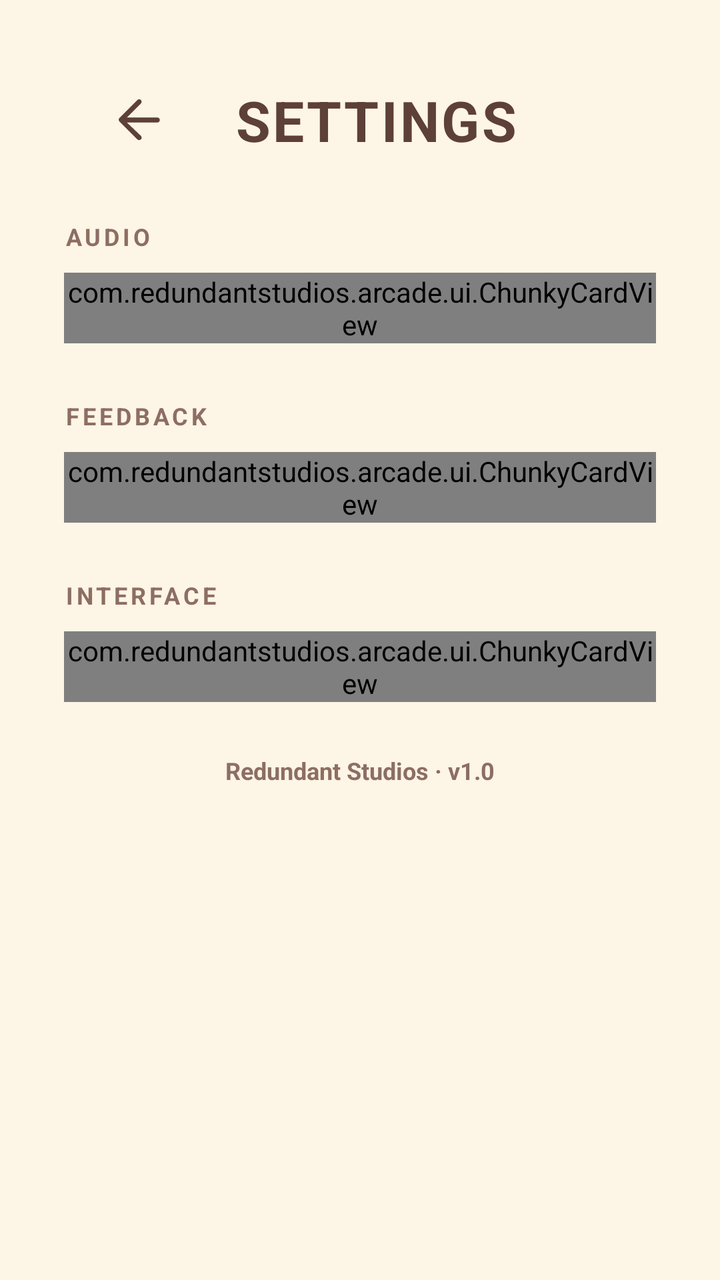
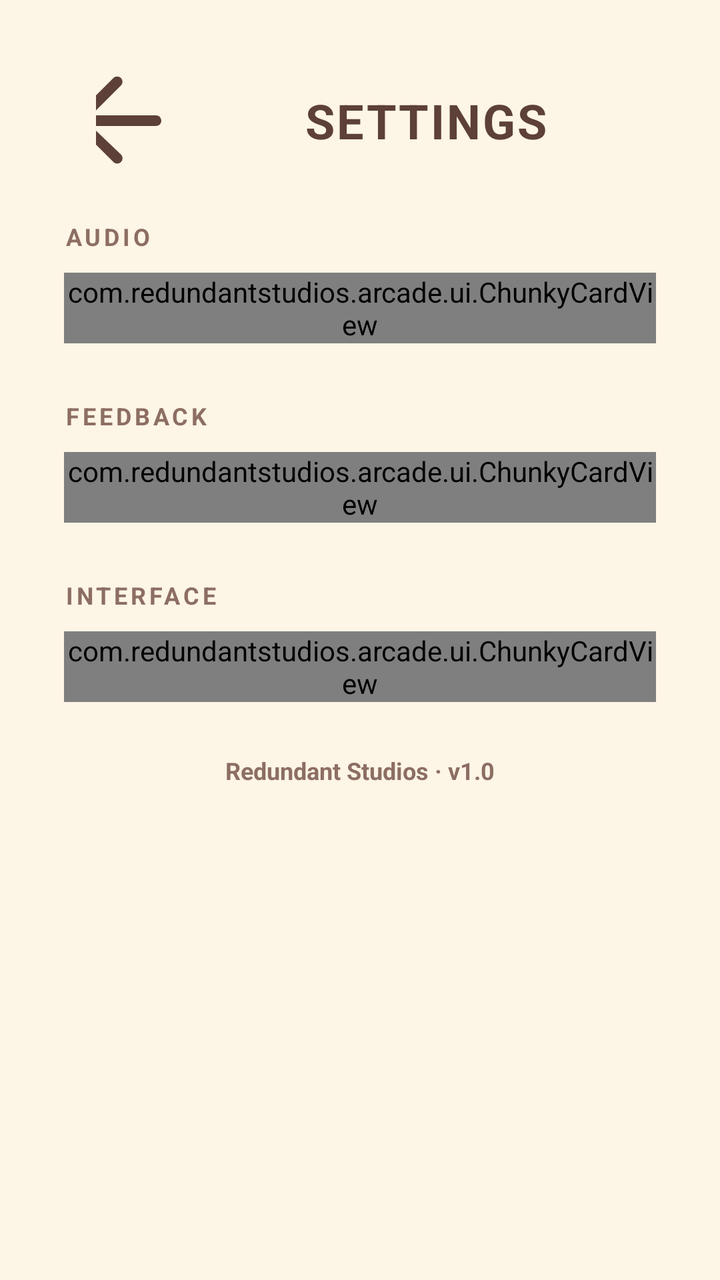

Two renders of the same Android screen: before a commit and after it. Below are the layout's source before the change and the commit's diff.
<!-- AndroidManifest.xml: activity theme Theme.Shell -->
<!-- res/layout/activity_settings.xml -->
<?xml version="1.0" encoding="utf-8"?>

<androidx.constraintlayout.widget.ConstraintLayout
    xmlns:android="http://schemas.android.com/apk/res/android"
    xmlns:app="http://schemas.android.com/apk/res-auto"
    android:layout_width="match_parent"
    android:layout_height="match_parent"
    android:background="@drawable/bg_shell"
    android:paddingStart="@dimen/screen_margin"
    android:paddingEnd="@dimen/screen_margin"
    android:paddingTop="@dimen/screen_margin"
    android:paddingBottom="@dimen/screen_margin">

    <androidx.appcompat.widget.Toolbar
        android:id="@+id/toolbar"
        android:layout_width="match_parent"
        android:layout_height="?attr/actionBarSize"
        android:background="@android:color/transparent"
        app:layout_constraintTop_toTopOf="parent"
        app:layout_constraintStart_toStartOf="parent"
        app:layout_constraintEnd_toEndOf="parent">

        <androidx.constraintlayout.widget.ConstraintLayout
            android:layout_width="match_parent"
            android:layout_height="match_parent">

            <ImageButton
                android:id="@+id/btnBack"
                android:layout_width="56dp"
                android:layout_height="56dp"
                android:layout_marginStart="-8dp"
                android:background="?attr/selectableItemBackgroundBorderless"
                android:src="@drawable/ic_back_arrow"
                android:contentDescription="Back"
                app:layout_constraintStart_toStartOf="parent"
                app:layout_constraintTop_toTopOf="parent"
                app:layout_constraintBottom_toBottomOf="parent" />

            <TextView
                android:layout_width="wrap_content"
                android:layout_height="wrap_content"
                android:text="SETTINGS"
                android:textColor="@color/studio_on_background"
                android:textSize="28sp"
                android:textStyle="bold"
                android:textAllCaps="true"
                android:letterSpacing="0.04"
                android:shadowColor="#33FFFFFF"
                android:shadowDx="0"
                android:shadowDy="3"
                android:shadowRadius="0"
                app:layout_constraintStart_toStartOf="parent"
                app:layout_constraintEnd_toEndOf="parent"
                app:layout_constraintTop_toTopOf="parent"
                app:layout_constraintBottom_toBottomOf="parent" />

        </androidx.constraintlayout.widget.ConstraintLayout>
    </androidx.appcompat.widget.Toolbar>

    <androidx.core.widget.NestedScrollView
        android:layout_width="match_parent"
        android:layout_height="0dp"
        android:layout_marginTop="16dp"
        app:layout_constraintTop_toBottomOf="@id/toolbar"
        app:layout_constraintBottom_toBottomOf="parent"
        app:layout_constraintStart_toStartOf="parent"
        app:layout_constraintEnd_toEndOf="parent">

        <LinearLayout
            android:layout_width="match_parent"
            android:layout_height="wrap_content"
            android:orientation="vertical"
            android:paddingBottom="16dp">

            
            <TextView
                style="@style/SectionLabel"
                android:text="Audio" />

            <com.redundantstudios.arcade.ui.ChunkyCardView
                android:layout_width="match_parent"
                android:layout_height="wrap_content"
                android:layout_marginBottom="22dp"
                app:ccColor="@color/studio_surface"
                app:ccBorderColor="@color/studio_border_dark"
                app:ccShadowColor="@color/studio_border_dark"
                app:ccCornerRadius="@dimen/radius_card"
                app:ccBorderWidth="@dimen/border_thickness"
                app:ccShadowOffset="5dp">

                <LinearLayout
                    android:layout_width="match_parent"
                    android:layout_height="wrap_content"
                    android:orientation="vertical"
                    android:padding="18dp">

                    <TextView
                        android:layout_width="wrap_content"
                        android:layout_height="wrap_content"
                        android:text="MASTER SOUND"
                        android:textColor="@color/studio_on_surface"
                        android:textSize="15sp"
                        android:textStyle="bold"
                        android:textAllCaps="true"
                        android:letterSpacing="0.05" />

                    <LinearLayout
                        android:layout_width="match_parent"
                        android:layout_height="wrap_content"
                        android:orientation="horizontal"
                        android:layout_marginTop="10dp">

                        <com.redundantstudios.arcade.ui.SelectCard
                            android:id="@+id/selSoundOn"
                            android:layout_width="0dp"
                            android:layout_height="58dp"
                            android:layout_weight="1"
                            android:layout_marginEnd="5dp"
                            app:scText="ON" />

                        <com.redundantstudios.arcade.ui.SelectCard
                            android:id="@+id/selSoundOff"
                            android:layout_width="0dp"
                            android:layout_height="58dp"
                            android:layout_weight="1"
                            android:layout_marginStart="5dp"
                            app:scText="OFF" />
                    </LinearLayout>

                    <TextView
                        android:layout_width="wrap_content"
                        android:layout_height="wrap_content"
                        android:text="VOLUME"
                        android:textColor="@color/studio_on_surface"
                        android:textSize="15sp"
                        android:textStyle="bold"
                        android:textAllCaps="true"
                        android:letterSpacing="0.05"
                        android:layout_marginTop="20dp" />

                    <SeekBar
                        android:id="@+id/seekVolume"
                        android:layout_width="match_parent"
                        android:layout_height="wrap_content"
                        android:layout_marginTop="10dp"
                        android:max="100"
                        android:progress="80"
                        android:maxHeight="14dp"
                        android:minHeight="14dp"
                        android:splitTrack="false"
                        android:progressDrawable="@drawable/seek_progress"
                        android:thumb="@drawable/seek_thumb" />
                </LinearLayout>
            </com.redundantstudios.arcade.ui.ChunkyCardView>

            
            <TextView
                style="@style/SectionLabel"
                android:text="Feedback" />

            <com.redundantstudios.arcade.ui.ChunkyCardView
                android:layout_width="match_parent"
                android:layout_height="wrap_content"
                android:layout_marginBottom="22dp"
                app:ccColor="@color/studio_surface"
                app:ccBorderColor="@color/studio_border_dark"
                app:ccShadowColor="@color/studio_border_dark"
                app:ccCornerRadius="@dimen/radius_card"
                app:ccBorderWidth="@dimen/border_thickness"
                app:ccShadowOffset="5dp">

                <LinearLayout
                    android:layout_width="match_parent"
                    android:layout_height="wrap_content"
                    android:orientation="vertical"
                    android:padding="18dp">

                    <TextView
                        style="@style/RowLabel"
                        android:text="Vibration" />

                    <LinearLayout
                        android:layout_width="match_parent"
                        android:layout_height="wrap_content"
                        android:orientation="horizontal"
                        android:layout_marginTop="10dp">

                        <com.redundantstudios.arcade.ui.SelectCard
                            android:id="@+id/selVibeOn"
                            android:layout_width="0dp"
                            android:layout_height="58dp"
                            android:layout_weight="1"
                            android:layout_marginEnd="5dp"
                            app:scText="On" />

                        <com.redundantstudios.arcade.ui.SelectCard
                            android:id="@+id/selVibeOff"
                            android:layout_width="0dp"
                            android:layout_height="58dp"
                            android:layout_weight="1"
                            android:layout_marginStart="5dp"
                            app:scText="Off" />
                    </LinearLayout>

                    <TextView
                        style="@style/RowLabel"
                        android:text="Haptic feel"
                        android:layout_marginTop="20dp" />

                    <TextView
                        style="@style/RowHint"
                        android:text="How strong the buzz feels in games"
                        android:layout_marginTop="2dp" />

                    <LinearLayout
                        android:layout_width="match_parent"
                        android:layout_height="wrap_content"
                        android:orientation="horizontal"
                        android:layout_marginTop="10dp">

                        <com.redundantstudios.arcade.ui.SelectCard
                            android:id="@+id/selHapticSoft"
                            android:layout_width="0dp"
                            android:layout_height="62dp"
                            android:layout_weight="1"
                            android:layout_marginEnd="4dp"
                            app:scText="Soft"
                            app:scSubText="Gentle" />

                        <com.redundantstudios.arcade.ui.SelectCard
                            android:id="@+id/selHapticCrisp"
                            android:layout_width="0dp"
                            android:layout_height="62dp"
                            android:layout_weight="1"
                            android:layout_marginStart="4dp"
                            android:layout_marginEnd="4dp"
                            app:scText="Crisp"
                            app:scSubText="Balanced" />

                        <com.redundantstudios.arcade.ui.SelectCard
                            android:id="@+id/selHapticHeavy"
                            android:layout_width="0dp"
                            android:layout_height="62dp"
                            android:layout_weight="1"
                            android:layout_marginStart="4dp"
                            app:scText="Heavy"
                            app:scSubText="Strong" />
                    </LinearLayout>
                </LinearLayout>
            </com.redundantstudios.arcade.ui.ChunkyCardView>

            
            <TextView
                style="@style/SectionLabel"
                android:text="Interface" />

            <com.redundantstudios.arcade.ui.ChunkyCardView
                android:layout_width="match_parent"
                android:layout_height="wrap_content"
                android:layout_marginBottom="22dp"
                app:ccColor="@color/studio_surface"
                app:ccBorderColor="@color/studio_border_dark"
                app:ccShadowColor="@color/studio_border_dark"
                app:ccCornerRadius="@dimen/radius_card"
                app:ccBorderWidth="@dimen/border_thickness"
                app:ccShadowOffset="5dp">

                <LinearLayout
                    android:layout_width="match_parent"
                    android:layout_height="wrap_content"
                    android:orientation="vertical"
                    android:padding="18dp">

                    <TextView
                        style="@style/RowLabel"
                        android:text="Theme" />

                    <LinearLayout
                        android:layout_width="match_parent"
                        android:layout_height="wrap_content"
                        android:orientation="horizontal"
                        android:layout_marginTop="10dp">

                        <com.redundantstudios.arcade.ui.SelectCard
                            android:id="@+id/selThemeLight"
                            android:layout_width="0dp"
                            android:layout_height="58dp"
                            android:layout_weight="1"
                            android:layout_marginEnd="5dp"
                            app:scText="Light" />

                        <com.redundantstudios.arcade.ui.SelectCard
                            android:id="@+id/selThemeDark"
                            android:layout_width="0dp"
                            android:layout_height="58dp"
                            android:layout_weight="1"
                            android:layout_marginStart="5dp"
                            app:scText="Dark" />
                    </LinearLayout>

                    <View
                        android:layout_width="match_parent"
                        android:layout_height="2dp"
                        android:background="@color/studio_muted"
                        android:layout_marginTop="18dp"
                        android:layout_marginBottom="18dp" />

                    <TextView
                        style="@style/RowLabel"
                        android:text="Developer mode" />

                    <TextView
                        style="@style/RowHint"
                        android:text="Adds in-game test tools (bot speed test)"
                        android:layout_marginTop="2dp" />

                    <LinearLayout
                        android:layout_width="match_parent"
                        android:layout_height="wrap_content"
                        android:orientation="horizontal"
                        android:layout_marginTop="10dp">

                        <com.redundantstudios.arcade.ui.SelectCard
                            android:id="@+id/selDevOn"
                            android:layout_width="0dp"
                            android:layout_height="58dp"
                            android:layout_weight="1"
                            android:layout_marginEnd="5dp"
                            app:scText="On" />

                        <com.redundantstudios.arcade.ui.SelectCard
                            android:id="@+id/selDevOff"
                            android:layout_width="0dp"
                            android:layout_height="58dp"
                            android:layout_weight="1"
                            android:layout_marginStart="5dp"
                            app:scText="Off" />
                    </LinearLayout>
                </LinearLayout>
            </com.redundantstudios.arcade.ui.ChunkyCardView>

            <TextView
                android:layout_width="match_parent"
                android:layout_height="wrap_content"
                android:gravity="center"
                android:layout_marginTop="4dp"
                android:text="Redundant Studios · v1.0"
                android:textColor="@color/studio_border"
                android:textSize="12sp"
                android:textStyle="bold" />
        </LinearLayout>
    </androidx.core.widget.NestedScrollView>
</androidx.constraintlayout.widget.ConstraintLayout>
<!-- resources referenced by this layout -->
<resources>
  <color name="studio_border">#8D6E63</color>
  <color name="studio_border_dark">#4E342E</color>
  <color name="studio_muted">#E0D5C1</color>
  <color name="studio_on_background">#5D4037</color>
  <color name="studio_on_surface">#5D4037</color>
  <color name="studio_surface">#FFFFFF</color>
  <dimen name="border_thickness">4dp</dimen>
  <dimen name="radius_card">20dp</dimen>
  <dimen name="screen_margin">32dp</dimen>
  <!-- drawable bg_shell (drawable) -->
  ﻿<?xml version="1.0" encoding="utf-8"?>
  
  <com.redundantstudios.arcade.ui.ShellBackgroundDrawable
      xmlns:android="http://schemas.android.com/apk/res/android" />
  <!-- drawable ic_back_arrow (drawable) -->
  <?xml version="1.0" encoding="utf-8"?>
  
  <vector xmlns:android="http://schemas.android.com/apk/res/android"
      android:width="30dp"
      android:height="30dp"
      android:viewportWidth="24"
      android:viewportHeight="24">
      
      <path
          android:fillColor="@color/studio_on_background"
          android:pathData="M20,11H7.83l5.59,-5.59c0.39,-0.39 0.39,-1.02 0,-1.41 -0.39,-0.39 -1.02,-0.39 -1.41,0l-7.17,7.17c-0.39,0.39 -0.39,1.02 0,1.41l7.17,7.17c0.2,0.2 0.45,0.29 0.71,0.29 0.26,0 0.51,-0.1 0.71,-0.29 0.39,-0.39 0.39,-1.02 0,-1.41L7.83,13H20c0.55,0 1,-0.45 1,-1s-0.45,-1 -1,-1z"/>
  </vector>
  <!-- drawable seek_thumb (drawable) -->
  <?xml version="1.0" encoding="utf-8"?>
  
  <layer-list xmlns:android="http://schemas.android.com/apk/res/android">
      <item>
          <shape android:shape="oval">
              <solid android:color="@color/studio_border_dark" />
          </shape>
      </item>
      <item android:left="3dp" android:top="3dp" android:right="3dp" android:bottom="3dp">
          <shape android:shape="oval">
              <solid android:color="@color/studio_surface" />
              <stroke android:width="3dp" android:color="@color/studio_accent" />
          </shape>
      </item>
  </layer-list>
  <style name="RowHint">
          <item name="android:layout_width">wrap_content</item>
          <item name="android:layout_height">wrap_content</item>
          <item name="android:textColor">@color/studio_border</item>
          <item name="android:textSize">12sp</item>
      </style>
  <style name="RowLabel">
          <item name="android:layout_width">wrap_content</item>
          <item name="android:layout_height">wrap_content</item>
          <item name="android:textColor">@color/studio_on_surface</item>
          <item name="android:textSize">15sp</item>
          <item name="android:textStyle">bold</item>
          <item name="android:textAllCaps">true</item>
          <item name="android:letterSpacing">0.05</item>
      </style>
  <style name="SectionLabel">
          <item name="android:layout_width">wrap_content</item>
          <item name="android:layout_height">wrap_content</item>
          <item name="android:textColor">@color/studio_border</item>
          <item name="android:textSize">12sp</item>
          <item name="android:textStyle">bold</item>
          <item name="android:textAllCaps">true</item>
          <item name="android:letterSpacing">0.14</item>
          <item name="android:layout_marginTop">6dp</item>
          <item name="android:layout_marginBottom">10dp</item>
      </style>
  <color name="studio_accent">#FF9800</color>
  <color name="studio_ink">#5D4037</color>
  <color name="white">#FFFFFFFF</color>
  <color name="studio_background">#FDF5E6</color>
  <!-- unchanged entries left out for length: 2 -->
</resources>

<!-- the commit's change to res/layout/activity_settings.xml (unified diff, before → after) -->
@@ -5,7 +5,6 @@
     xmlns:app="http://schemas.android.com/apk/res-auto"
     android:layout_width="match_parent"
     android:layout_height="match_parent"
-    android:background="@drawable/bg_shell"
     android:paddingStart="@dimen/screen_margin"
     android:paddingEnd="@dimen/screen_margin"
     android:paddingTop="@dimen/screen_margin"
@@ -26,33 +25,42 @@
 
             <ImageButton
                 android:id="@+id/btnBack"
-                android:layout_width="56dp"
-                android:layout_height="56dp"
-                android:layout_marginStart="-8dp"
+                android:layout_width="64dp"
+                android:layout_height="64dp"
+                android:layout_marginStart="-24dp"
                 android:background="?attr/selectableItemBackgroundBorderless"
+                android:contentDescription="@string/back"
+                android:scaleType="fitCenter"
                 android:src="@drawable/ic_back_arrow"
-                android:contentDescription="Back"
+                app:layout_constraintBottom_toBottomOf="parent"
                 app:layout_constraintStart_toStartOf="parent"
-                app:layout_constraintTop_toTopOf="parent"
-                app:layout_constraintBottom_toBottomOf="parent" />
-
-            <TextView
-                android:layout_width="wrap_content"
-                android:layout_height="wrap_content"
-                android:text="SETTINGS"
-                android:textColor="@color/studio_on_background"
-                android:textSize="28sp"
-                android:textStyle="bold"
-                android:textAllCaps="true"
+                app:layout_constraintTop_toTopOf="parent" />
+
+            <TextView
+                android:id="@+id/screenTitle"
+                android:layout_width="0dp"
+                android:layout_height="wrap_content"
+                android:layout_marginStart="10dp"
                 android:letterSpacing="0.04"
+                android:maxLines="1"
                 android:shadowColor="#33FFFFFF"
                 android:shadowDx="0"
                 android:shadowDy="3"
                 android:shadowRadius="0"
-                app:layout_constraintStart_toStartOf="parent"
+                android:text="@string/settings"
+                android:textAlignment="center"
+                android:textAllCaps="true"
+                android:textColor="@color/studio_on_background"
+                android:textSize="24sp"
+                android:textStyle="bold"
+                app:autoSizeMaxTextSize="24sp"
+                app:autoSizeMinTextSize="13sp"
+                app:autoSizeStepGranularity="1sp"
+                app:autoSizeTextType="uniform"
+                app:layout_constraintBottom_toBottomOf="parent"
                 app:layout_constraintEnd_toEndOf="parent"
-                app:layout_constraintTop_toTopOf="parent"
-                app:layout_constraintBottom_toBottomOf="parent" />
+                app:layout_constraintStart_toEndOf="@id/btnBack"
+                app:layout_constraintTop_toTopOf="parent" />
 
         </androidx.constraintlayout.widget.ConstraintLayout>
     </androidx.appcompat.widget.Toolbar>
<!-- resource entries referenced after the edit -->
@@ -9,17 +9,12 @@
   <dimen name="border_thickness">4dp</dimen>
   <dimen name="radius_card">20dp</dimen>
   <dimen name="screen_margin">32dp</dimen>
-  <!-- drawable bg_shell (drawable) -->
-  ﻿<?xml version="1.0" encoding="utf-8"?>
-  
-  <com.redundantstudios.arcade.ui.ShellBackgroundDrawable
-      xmlns:android="http://schemas.android.com/apk/res/android" />
   <!-- drawable ic_back_arrow (drawable) -->
   <?xml version="1.0" encoding="utf-8"?>
   
   <vector xmlns:android="http://schemas.android.com/apk/res/android"
-      android:width="30dp"
-      android:height="30dp"
+      android:width="34dp"
+      android:height="34dp"
       android:viewportWidth="24"
       android:viewportHeight="24">
       
@@ -43,6 +38,8 @@
           </shape>
       </item>
   </layer-list>
+  <string name="back">Back</string>
+  <string name="settings">Settings</string>
   <style name="RowHint">
           <item name="android:layout_width">wrap_content</item>
           <item name="android:layout_height">wrap_content</item>
